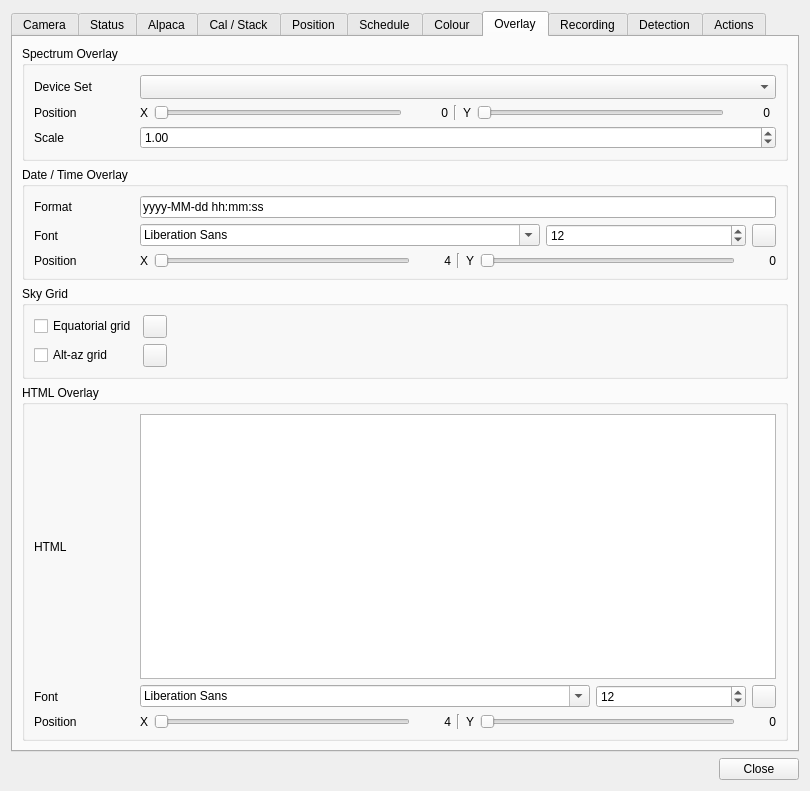
First picture: the form in plugins/feature/camera/camerasettingsdialog.ui, repository srcejon/sdrangel, before the edit.
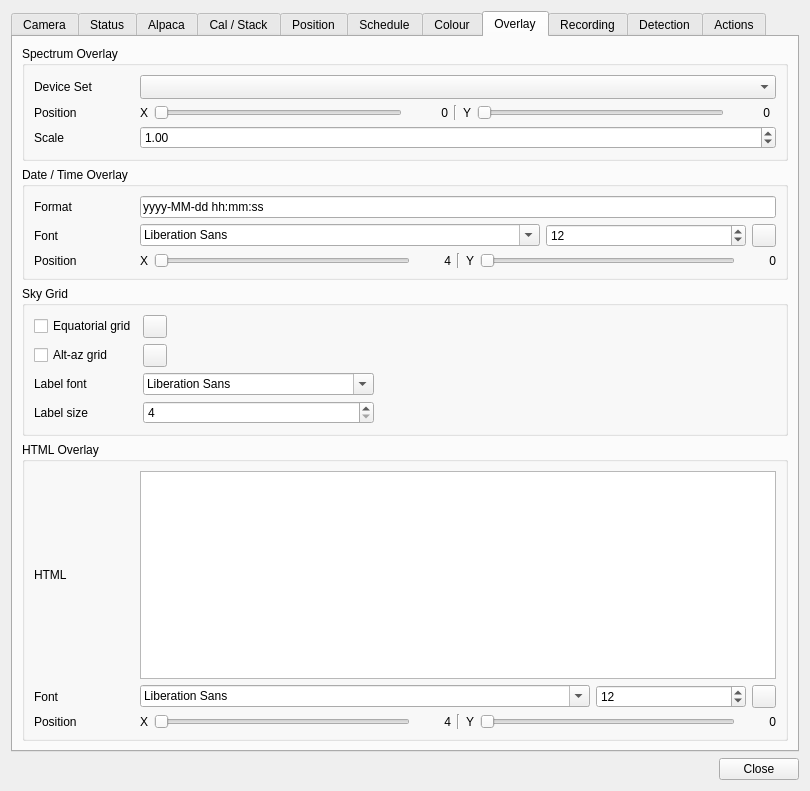
Second picture: the form after the edit. The open tabs and pages were chosen to show the change. Icons and pictures are not drawn.

Commit message: Add camera grid label font settings

What changed in the file:
```diff
--- a/plugins/feature/camera/camerasettingsdialog.ui
+++ b/plugins/feature/camera/camerasettingsdialog.ui
@@ -2833,6 +2833,43 @@
             </property>
            </spacer>
           </item>
+           <item row="2" column="0">
+            <widget class="QLabel" name="gridLabelFontLabel">
+             <property name="text">
+              <string>Label font</string>
+             </property>
+            </widget>
+           </item>
+           <item row="2" column="1">
+            <widget class="QFontComboBox" name="gridLabelFontCombo">
+             <property name="toolTip">
+              <string>Select font to use for sky grid labels</string>
+             </property>
+            </widget>
+           </item>
+           <item row="3" column="0">
+            <widget class="QLabel" name="gridLabelFontScaleLabel">
+             <property name="text">
+              <string>Label size</string>
+             </property>
+            </widget>
+           </item>
+           <item row="3" column="1">
+            <widget class="QDoubleSpinBox" name="gridLabelFontScaleSpin">
+             <property name="toolTip">
+              <string>Font point size for sky grid labels</string>
+             </property>
+             <property name="decimals">
+              <number>0</number>
+             </property>
+             <property name="minimum">
+              <double>4.000000000000000</double>
+             </property>
+             <property name="maximum">
+              <double>144.000000000000000</double>
+             </property>
+            </widget>
+           </item>
          </layout>
         </widget>
        </item>
```
Lines whose indentation alone changed are shown as unchanged. The commit also changes 5 other files.
